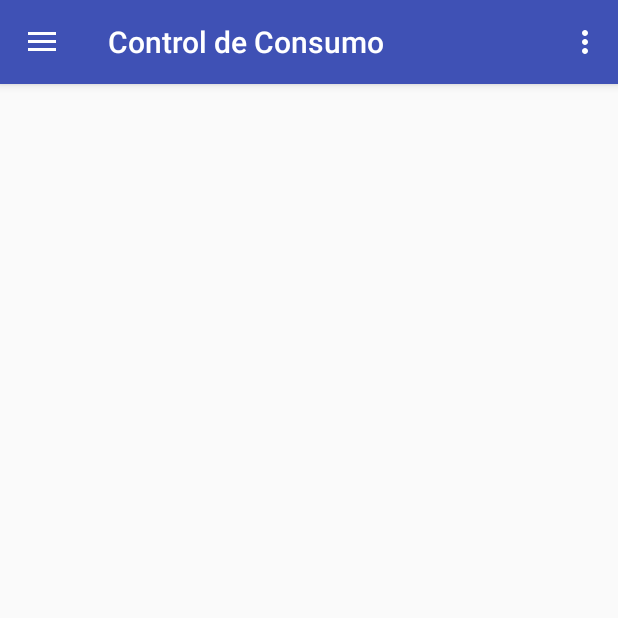
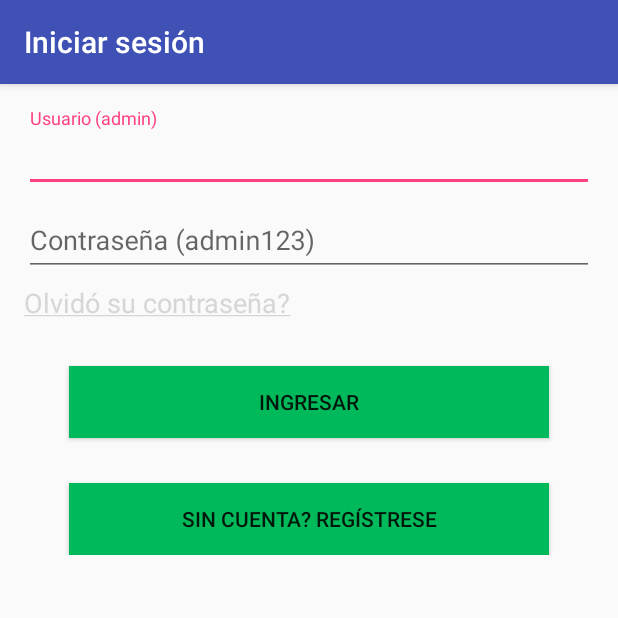
Before and after one commit to gervk/g507-proyecto, an Android app: the screen it shows after launch (MainActivity before the commit, LoginActivity after it), on a phone screen of 412 x 824 dp, the top half of it. Run offline under Robolectric (Android 15) with nearby library versions, the phone set to English and light mode, and no system bars.

Commit message:
ventana login, la abre segun si el usuario ya se logeo o no; cierre de sesion

```diff
--- a/Aplicacion/app/src/main/AndroidManifest.xml
+++ b/Aplicacion/app/src/main/AndroidManifest.xml
@@ -24,6 +24,9 @@
                 <category android:name="android.intent.category.LAUNCHER" />
             </intent-filter>
         </activity>
+        <activity
+            android:name=".LoginActivity"
+            android:label="@string/title_activity_login"></activity>
     </application>
 
 </manifest>
--- /dev/null
+++ b/Aplicacion/app/src/main/java/g507/controldeconsumo/LoginActivity.java
@@ -0,0 +1,20 @@
+package g507.controldeconsumo;
+
+import android.os.Bundle;
+import android.support.v7.app.AppCompatActivity;
+
+public class LoginActivity extends AppCompatActivity {
+
+    @Override
+    protected void onCreate(Bundle savedInstanceState) {
+        super.onCreate(savedInstanceState);
+        setContentView(R.layout.activity_login);
+
+        if(savedInstanceState == null){
+            LoginFragment fragment = new LoginFragment();
+            getSupportFragmentManager().beginTransaction().add(
+                    R.id.container_login, fragment).commit();
+        }
+    }
+
+}
--- /dev/null
+++ b/Aplicacion/app/src/main/java/g507/controldeconsumo/LoginFragment.java
@@ -0,0 +1,253 @@
+package g507.controldeconsumo;
+
+
+import android.animation.Animator;
+import android.animation.AnimatorListenerAdapter;
+import android.annotation.TargetApi;
+import android.content.Intent;
+import android.content.SharedPreferences;
+import android.graphics.Paint;
+import android.os.AsyncTask;
+import android.os.Build;
+import android.os.Bundle;
+import android.preference.PreferenceManager;
+import android.support.v4.app.Fragment;
+import android.text.TextUtils;
+import android.view.KeyEvent;
+import android.view.LayoutInflater;
+import android.view.View;
+import android.view.ViewGroup;
+import android.view.inputmethod.EditorInfo;
+import android.widget.Button;
+import android.widget.EditText;
+import android.widget.TextView;
+import android.widget.Toast;
+
+public class LoginFragment extends Fragment {
+
+    private static final String USUARIO_TEST = "admin";
+    private static final String PASS_TEST = "admin123";
+
+    private UserLoginTask taskLogin = null;
+
+    // UI references.
+    private View viewPrincipal;
+    private View viewCargando;
+    private View formLogin;
+    private EditText txtUsuario;
+    private EditText txtPassword;
+    private Button btnIngresar;
+    private Button btnRegistrarse;
+    private TextView linkRecupContr;
+
+    public LoginFragment() {
+        // Required empty public constructor
+    }
+
+    @Override
+    public void onCreate(Bundle savedInstanceState) {
+        super.onCreate(savedInstanceState);
+    }
+
+    @Override
+    public View onCreateView(LayoutInflater inflater, ViewGroup container,
+                             Bundle savedInstanceState) {
+        // Inflate the layout for this fragment
+        viewPrincipal = inflater.inflate(R.layout.fragment_login, container, false);
+
+        txtUsuario = (EditText) viewPrincipal.findViewById(R.id.txtUsuario);
+
+        txtPassword = (EditText) viewPrincipal.findViewById(R.id.txtPassword);
+        //Para que ingrese al tocar el enter del teclado
+        txtPassword.setOnEditorActionListener(new TextView.OnEditorActionListener() {
+            @Override
+            public boolean onEditorAction(TextView textView, int actionId, KeyEvent keyEvent) {
+                if (actionId == EditorInfo.IME_ACTION_DONE) {
+                    ingresar();
+                    return true;
+                }
+                return false;
+            }
+        });
+
+        linkRecupContr = (TextView) viewPrincipal.findViewById(R.id.linkRecupContr);
+        linkRecupContr.setPaintFlags(linkRecupContr.getPaintFlags() | Paint.UNDERLINE_TEXT_FLAG);
+        linkRecupContr.setOnClickListener(new View.OnClickListener() {
+            @Override
+            public void onClick(View view) {
+                abrirRecuperarPass();
+            }
+        });
+
+        btnIngresar = (Button) viewPrincipal.findViewById(R.id.btnIngresar);
+        btnIngresar.setOnClickListener(new View.OnClickListener() {
+            @Override
+            public void onClick(View view) {
+                ingresar();
+            }
+        });
+
+        btnRegistrarse = (Button) viewPrincipal.findViewById(R.id.btnRegistrarse);
+        btnRegistrarse.setOnClickListener(new View.OnClickListener() {
+            @Override
+            public void onClick(View view) {
+                abrirRegistro();
+            }
+        });
+
+        formLogin = viewPrincipal.findViewById(R.id.login_form);
+        viewCargando = viewPrincipal.findViewById(R.id.login_progress);
+
+        return viewPrincipal;
+    }
+
+    private void ingresar() {
+        boolean cancelar = false;
+        View focusView = null;
+
+        if (taskLogin != null) {
+            return;
+        }
+
+        // Resetea msjs de error
+        txtUsuario.setError(null);
+        txtPassword.setError(null);
+
+        //Lectura de valores ingresados
+        String usuario = txtUsuario.getText().toString();
+        String password = txtPassword.getText().toString();
+
+        //Validacion de campos no vacios y pass de 8 caracteres minimo
+        if (TextUtils.isEmpty(password)) {
+            txtPassword.setError(getString(R.string.error_campo_requerido));
+            focusView = txtPassword;
+            cancelar = true;
+        } else if (!passwordValida(password)) {
+            txtPassword.setError(getString(R.string.error_pass_invalida));
+            focusView = txtPassword;
+            cancelar = true;
+        }
+
+        if (TextUtils.isEmpty(usuario)) {
+            txtUsuario.setError(getString(R.string.error_campo_requerido));
+            focusView = txtUsuario;
+            cancelar = true;
+        }
+
+        if (cancelar) {
+            //En caso de error, no loguea y hace foco en el primer campo con error
+            focusView.requestFocus();
+        } else {
+            //Muestra circulo de "cargando" y ejecuta la task de login
+            showProgress(true);
+            taskLogin = new UserLoginTask(usuario, password);
+            taskLogin.execute((Void) null);
+        }
+    }
+
+    private void abrirRegistro() {
+        //TODO
+        Toast.makeText(getActivity(), "Nueva cuenta", Toast.LENGTH_SHORT).show();
+    }
+
+    private void abrirRecuperarPass() {
+        //TODO
+        Toast.makeText(getActivity(), "Recuperar contraseña", Toast.LENGTH_SHORT).show();
+    }
+
+    private boolean passwordValida(String password) {
+        return password.length() >= 8;
+    }
+
+    /**
+     * Oculta el formulario de logueo y muestra un circulo tipo cargando
+     */
+    @TargetApi(Build.VERSION_CODES.HONEYCOMB_MR2)
+    private void showProgress(final boolean show) {
+        // On Honeycomb MR2 we have the ViewPropertyAnimator APIs, which allow
+        // for very easy animations. If available, use these APIs to fade-in
+        // the progress spinner.
+        if (Build.VERSION.SDK_INT >= Build.VERSION_CODES.HONEYCOMB_MR2) {
+            int shortAnimTime = getResources().getInteger(android.R.integer.config_shortAnimTime);
+
+            formLogin.setVisibility(show ? View.GONE : View.VISIBLE);
+            formLogin.animate().setDuration(shortAnimTime).alpha(
+                    show ? 0 : 1).setListener(new AnimatorListenerAdapter() {
+                @Override
+                public void onAnimationEnd(Animator animation) {
+                    formLogin.setVisibility(show ? View.GONE : View.VISIBLE);
+                }
+            });
+
+            viewCargando.setVisibility(show ? View.VISIBLE : View.GONE);
+            viewCargando.animate().setDuration(shortAnimTime).alpha(
+                    show ? 1 : 0).setListener(new AnimatorListenerAdapter() {
+                @Override
+                public void onAnimationEnd(Animator animation) {
+                    viewCargando.setVisibility(show ? View.VISIBLE : View.GONE);
+                }
+            });
+        } else {
+            // The ViewPropertyAnimator APIs are not available, so simply show
+            // and hide the relevant UI components.
+            viewCargando.setVisibility(show ? View.VISIBLE : View.GONE);
+            formLogin.setVisibility(show ? View.GONE : View.VISIBLE);
+        }
+    }
+
+    public void guardarUsuarioLogueado(String user) {
+        SharedPreferences prefs = PreferenceManager.getDefaultSharedPreferences(getActivity());
+        prefs.edit().putString(getString(R.string.pref_sesion_inic), user).apply();
+    }
+
+    private void cargarMainActivity() {
+        startActivity(new Intent(getActivity(), MainActivity.class));
+        getActivity().finish();
+    }
+
+    //Se usa un AsyncTask para crear un thread nuevo y no conectarse con la BD en el thread UI
+    public class UserLoginTask extends AsyncTask<Void, Void, Boolean> {
+
+        private final String usuario;
+        private final String password;
+
+        UserLoginTask(String usuario, String password) {
+            this.usuario = usuario;
+            this.password = password;
+        }
+
+        @Override
+        protected Boolean doInBackground(Void... params) {
+            // TODO: conectar con la bd
+
+            try {
+                Thread.sleep(2000);
+            } catch (InterruptedException e) {
+                return false;
+            }
+
+            return (usuario.equals(USUARIO_TEST) && password.equals(PASS_TEST));
+        }
+
+        @Override
+        protected void onPostExecute(final Boolean success) {
+            taskLogin = null;
+            showProgress(false);
+
+            if (success) {
+                guardarUsuarioLogueado(usuario);
+
+                cargarMainActivity();
+            } else {
+                txtPassword.setError(getString(R.string.error_pass_incorrecta));
+                txtPassword.requestFocus();
+            }
+        }
+
+        @Override
+        protected void onCancelled() {
+            taskLogin = null;
+            showProgress(false);
+        }
+    }
+}
--- a/Aplicacion/app/src/main/java/g507/controldeconsumo/MainActivity.java
+++ b/Aplicacion/app/src/main/java/g507/controldeconsumo/MainActivity.java
@@ -1,11 +1,16 @@
 package g507.controldeconsumo;
 
+import android.content.DialogInterface;
+import android.content.Intent;
+import android.content.SharedPreferences;
 import android.os.Bundle;
+import android.preference.PreferenceManager;
 import android.support.design.widget.NavigationView;
 import android.support.v4.app.Fragment;
 import android.support.v4.view.GravityCompat;
 import android.support.v4.widget.DrawerLayout;
 import android.support.v7.app.ActionBarDrawerToggle;
+import android.support.v7.app.AlertDialog;
 import android.support.v7.app.AppCompatActivity;
 import android.support.v7.widget.Toolbar;
 import android.view.Menu;
@@ -17,6 +22,11 @@ public class MainActivity extends AppCompatActivity
     @Override
     protected void onCreate(Bundle savedInstanceState) {
         super.onCreate(savedInstanceState);
+
+        if(!sesionIniciada()){
+            startActivity(new Intent(this, LoginActivity.class));
+            finish();
+        } else {
             setContentView(R.layout.activity_main);
             Toolbar toolbar = (Toolbar) findViewById(R.id.toolbar);
             setSupportActionBar(toolbar);
@@ -29,6 +39,7 @@ public class MainActivity extends AppCompatActivity
 
             NavigationView navigationView = (NavigationView) findViewById(R.id.nav_view);
             navigationView.setNavigationItemSelectedListener(this);
+        }
     }
 
     @Override
@@ -88,7 +99,19 @@ public class MainActivity extends AppCompatActivity
                 cargarFragment(new EstadistFragment());
                 break;
             case R.id.cerrar_sesion:
-                //TODO
+                new AlertDialog.Builder(this)
+                        .setTitle("Cerrar sesión")
+                        .setMessage("Desea cerrar sesión?")
+                        .setIcon(android.R.drawable.ic_dialog_alert)
+                        .setPositiveButton("Sí", new DialogInterface.OnClickListener() {
+                            public void onClick(DialogInterface dialog, int whichButton) {
+                                SharedPreferences prefs = PreferenceManager.getDefaultSharedPreferences(getBaseContext());
+                                prefs.edit().putString(getString(R.string.pref_sesion_inic), "").apply();
+                                startActivity(new Intent(getBaseContext(), LoginActivity.class));
+                                finish();
+                            }})
+
+                        .setNegativeButton("No", null).show();
                 break;
             default:
                 break;
@@ -99,6 +122,21 @@ public class MainActivity extends AppCompatActivity
         return true;
     }
 
+    /**
+     * True o false segun si hay una sesion iniciada
+     */
+    private boolean sesionIniciada(){
+        SharedPreferences prefs = PreferenceManager.getDefaultSharedPreferences(this);
+
+        String usuarioLogueado = prefs.getString(getString(R.string.pref_sesion_inic), "");
+
+        if(!usuarioLogueado.isEmpty()){
+            return true;
+        } else{
+            return false;
+        }
+    }
+
     private void cargarFragment(Fragment fragment){
         getSupportFragmentManager().beginTransaction().replace(R.id.container_fragment,
                 fragment).commit();
--- /dev/null
+++ b/Aplicacion/app/src/main/res/layout/activity_login.xml
@@ -0,0 +1,7 @@
+<?xml version="1.0" encoding="utf-8"?>
+<FrameLayout xmlns:android="http://schemas.android.com/apk/res/android"
+    xmlns:tools="http://schemas.android.com/tools"
+    android:id="@+id/container_login"
+    android:layout_width="match_parent"
+    android:layout_height="match_parent"
+    tools:context="g507.controldeconsumo.LoginActivity" />
--- /dev/null
+++ b/Aplicacion/app/src/main/res/layout/fragment_login.xml
@@ -0,0 +1,93 @@
+<LinearLayout xmlns:android="http://schemas.android.com/apk/res/android"
+    xmlns:tools="http://schemas.android.com/tools"
+    android:layout_width="match_parent"
+    android:layout_height="match_parent"
+    android:orientation="vertical"
+    android:paddingBottom="@dimen/activity_vertical_margin"
+    android:paddingLeft="@dimen/activity_horizontal_margin"
+    android:paddingRight="@dimen/activity_horizontal_margin"
+    android:paddingTop="@dimen/activity_vertical_margin"
+    tools:context="g507.controldeconsumo.LoginFragment"
+    android:gravity="center_horizontal">
+
+    <!-- Login progress -->
+    <ProgressBar
+        android:id="@+id/login_progress"
+        style="?android:attr/progressBarStyleLarge"
+        android:layout_width="wrap_content"
+        android:layout_height="wrap_content"
+        android:layout_marginBottom="8dp"
+        android:visibility="gone" />
+
+    <ScrollView
+        android:id="@+id/login_form"
+        android:layout_width="match_parent"
+        android:layout_height="match_parent">
+
+        <LinearLayout
+            android:layout_width="match_parent"
+            android:layout_height="wrap_content"
+            android:orientation="vertical">
+
+            <android.support.design.widget.TextInputLayout
+                android:layout_width="match_parent"
+                android:layout_height="wrap_content">
+
+                <EditText
+                    android:id="@+id/txtUsuario"
+                    android:layout_width="match_parent"
+                    android:layout_height="wrap_content"
+                    android:hint="Usuario (admin)"
+                    android:maxLines="1"
+                    android:singleLine="true" />
+            </android.support.design.widget.TextInputLayout>
+
+            <android.support.design.widget.TextInputLayout
+                android:layout_width="match_parent"
+                android:layout_height="wrap_content">
+
+                <EditText
+                    android:id="@+id/txtPassword"
+                    android:layout_width="match_parent"
+                    android:layout_height="wrap_content"
+                    android:hint="Contraseña (admin123)"
+                    android:imeOptions="actionDone"
+                    android:inputType="textPassword"
+                    android:maxLines="1"
+                    android:singleLine="true" />
+            </android.support.design.widget.TextInputLayout>
+
+            <TextView android:id="@+id/linkRecupContr"
+                android:layout_width="wrap_content"
+                android:layout_height="wrap_content"
+                android:text="Olvidó su contraseña?"
+                android:layout_marginTop="5dp"
+                android:clickable="true"
+                android:textAppearance="?android:attr/textAppearanceMedium"
+                android:textColor="@color/wallet_link_text_light" />
+
+            <Button
+                android:id="@+id/btnIngresar"
+                android:layout_width="match_parent"
+                android:layout_height="wrap_content"
+                android:text="Ingresar"
+                android:layout_gravity="center_horizontal"
+                android:layout_marginTop="30dp"
+                android:layout_marginLeft="30dp"
+                android:layout_marginRight="30dp"
+                android:background="#00b95a" />
+
+            <Button
+                android:id="@+id/btnRegistrarse"
+                android:layout_width="match_parent"
+                android:layout_height="wrap_content"
+                android:text="Sin cuenta? Regístrese"
+                android:layout_gravity="center_horizontal"
+                android:layout_marginTop="30dp"
+                android:layout_marginLeft="30dp"
+                android:layout_marginRight="30dp"
+                android:background="#00b95a" />
+
+        </LinearLayout>
+    </ScrollView>
+</LinearLayout>
--- a/Aplicacion/app/src/main/res/values/strings.xml
+++ b/Aplicacion/app/src/main/res/values/strings.xml
@@ -1,5 +1,8 @@
 <resources>
     <string name="app_name">Control de Consumo</string>
+
+    <!-- Titulos ventanas -->
+    <string name="title_activity_login">Iniciar sesión</string>
 
     <!-- Items nav -->
     <string name="nav_asoc_arduino">Asociar Arduino</string>
@@ -15,13 +18,16 @@
     <string name="error_selecc_servicio">Seleccione servicio</string>
     <string name="error_selecc_periodo">Seleccione período</string>
     <string name="error_qr_arduino">Código no válido</string>
+    <string name="error_campo_requerido">Campo requerido</string>
+    <string name="error_pass_invalida">Mínimo 8 caracteres</string>
+    <string name="error_pass_incorrecta">Contraseña incorrecta</string>
+
+    <!-- Claves para las SharedPrefferences -->
+    <string name="pref_sesion_inic">SesionIniciada</string>
 
     <string name="navigation_drawer_open">Open navigation drawer</string>
     <string name="navigation_drawer_close">Close navigation drawer</string>
 
     <string name="action_settings">Settings</string>
 
-    <!-- TODO: Remove or change this placeholder text -->
-    <string name="hello_blank_fragment">Hello blank fragment</string>
-
 </resources>
```
Lines whose indentation alone changed are shown as unchanged.
